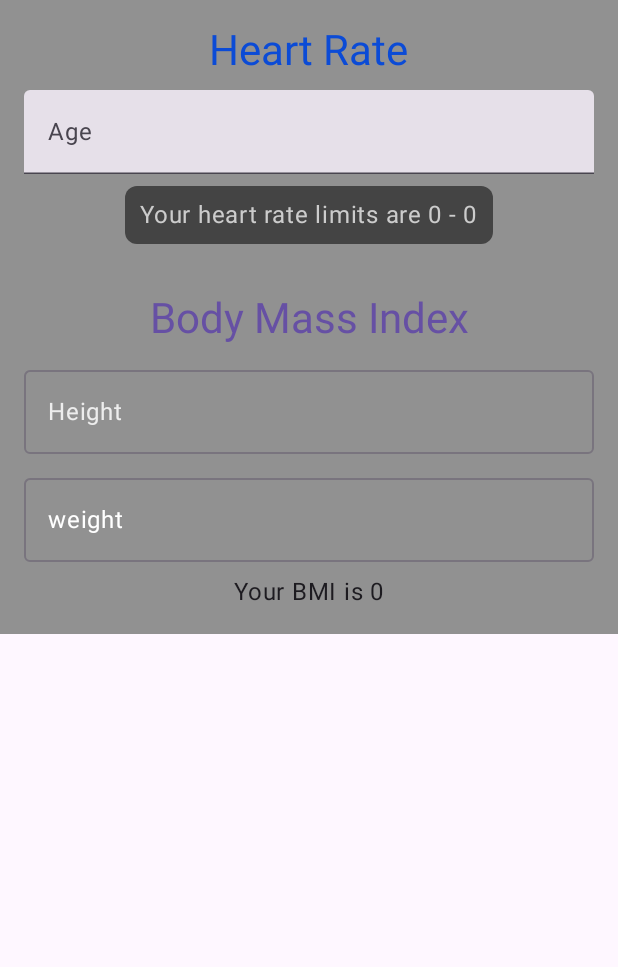
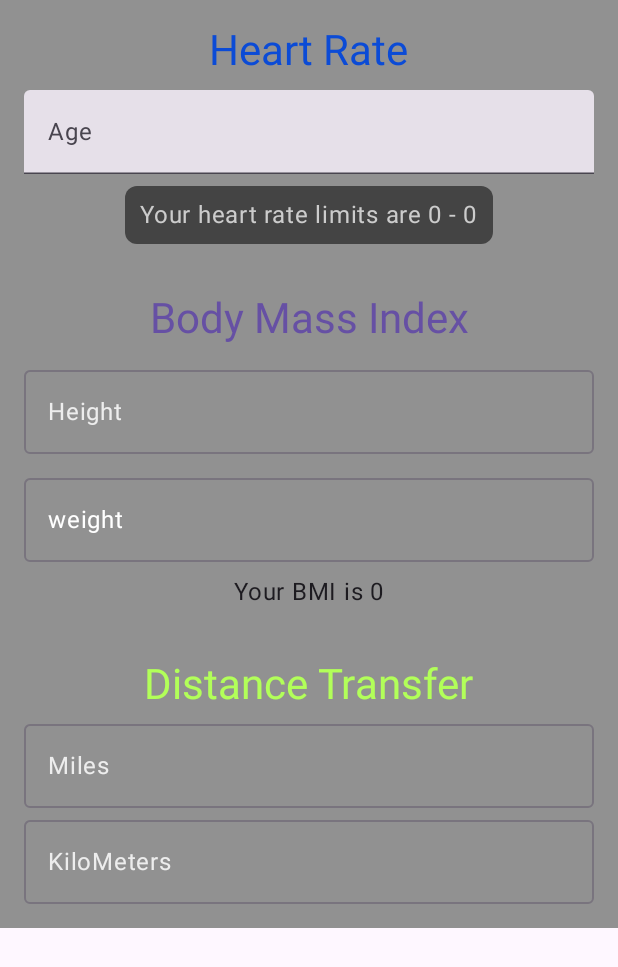
Before and after one commit to FuzzyKala/BeBo, an Android app built with Jetpack Compose: the screen it shows after launch (MainActivity), on a phone screen of 412 x 824 dp. Shown: the top 967 px of the screen. Run offline under Robolectric (Android 15) with nearby library versions, the phone set to English and light mode, and no system bars.

Commit message:
week2 exercise distanceTransfer

```diff
--- a/app/src/main/java/com/example/bebo/MainActivity.kt
+++ b/app/src/main/java/com/example/bebo/MainActivity.kt
@@ -12,6 +12,7 @@ import androidx.compose.material3.Scaffold
 import androidx.compose.ui.Modifier
 import androidx.compose.ui.graphics.Color
 import com.example.bebo.composables.BMI
+import com.example.bebo.composables.DistanceTransfer
 import com.example.bebo.composables.HeartRate
 import com.example.bebo.ui.theme.BeBoTheme
 
@@ -30,6 +31,7 @@ class MainActivity : ComponentActivity() {
                     ) {
                         HeartRate()
                         BMI()
+                        DistanceTransfer()
                     }
 
                 }
--- /dev/null
+++ b/app/src/main/java/com/example/bebo/composables/DistanceTransfer.kt
@@ -0,0 +1,104 @@
+package com.example.bebo.composables
+
+
+import android.os.Build
+import androidx.annotation.RequiresApi
+import androidx.compose.foundation.layout.Column
+import androidx.compose.foundation.layout.fillMaxWidth
+import androidx.compose.foundation.layout.padding
+import androidx.compose.foundation.text.KeyboardOptions
+import androidx.compose.material3.MaterialTheme
+import androidx.compose.material3.OutlinedTextField
+import androidx.compose.material3.Text
+import androidx.compose.runtime.Composable
+import androidx.compose.runtime.getValue
+import androidx.compose.runtime.mutableStateOf
+import androidx.compose.runtime.remember
+import androidx.compose.runtime.setValue
+import androidx.compose.ui.Alignment
+import androidx.compose.ui.Modifier
+import androidx.compose.ui.focus.onFocusChanged
+import androidx.compose.ui.graphics.Color
+import androidx.compose.ui.res.stringResource
+import androidx.compose.ui.text.input.KeyboardType
+import androidx.compose.ui.unit.dp
+import com.example.bebo.R
+import java.math.RoundingMode
+import java.text.DecimalFormat
+
+
+@RequiresApi(Build.VERSION_CODES.N)
+@Composable
+
+fun DistanceTransfer(modifier: Modifier = Modifier) {
+    var milesInput by remember { mutableStateOf("") }
+    var kmsInput by remember { mutableStateOf("") }
+    var isMilesFocused by remember { mutableStateOf(false) }
+    var isKmsFocused by remember { mutableStateOf(false) }
+    val df = DecimalFormat("#.##")
+    df.roundingMode = RoundingMode.CEILING
+
+    Column(
+        modifier = modifier
+            .fillMaxWidth()
+            .padding(16.dp),
+        horizontalAlignment = Alignment.CenterHorizontally
+    ) {
+        Text(
+            text = stringResource(R.string.distance_transfer),
+            style = MaterialTheme.typography.headlineMedium.copy(color = Color(0xFFB2FF59))
+        )
+        OutlinedTextField(
+            value = milesInput,
+            onValueChange = {
+                milesInput = it
+                if (isMilesFocused){
+                    var miles = milesInput.toFloatOrNull() ?: 0.0f
+                    kmsInput = if (miles > 0) (df.format(miles * 1.60934f)).toString() else ""
+
+                }
+            },
+            singleLine = true,
+            keyboardOptions = KeyboardOptions(keyboardType = KeyboardType.Number),
+            modifier = modifier
+                .fillMaxWidth()
+                .onFocusChanged { isMilesFocused = it.isFocused },
+            textStyle = MaterialTheme.typography.bodySmall.copy(color = Color(0xD5FFFFFF)),
+            label = {
+                Text(
+                    text = stringResource(R.string.miles), color = Color(0xD5FFFFFF)
+                )
+            },
+            placeholder = {
+                Text(
+                    text = stringResource(R.string.type_the_distance_in_miles), color = Color(0xD5FFFFFF)
+                )
+            })
+
+        OutlinedTextField(value = kmsInput,
+            onValueChange = {
+                kmsInput = it
+                if (isKmsFocused){
+                    var kms = kmsInput.toFloatOrNull() ?: 0.0f
+                    milesInput = if (kms > 0) (df.format((kms * 0.621371f).toDouble())).toString() else ""
+
+                }
+                            },
+            singleLine = true,
+            keyboardOptions = KeyboardOptions(keyboardType = KeyboardType.Number),
+            modifier = modifier
+                .fillMaxWidth()
+                .onFocusChanged { isKmsFocused = it.isFocused },
+            textStyle = MaterialTheme.typography.bodySmall.copy(color = Color(0xD5FFFFFF)),
+            label = {
+                Text(
+                    text = stringResource(R.string.kilometers), color = Color(0xD5FFFFFF)
+                )
+            },
+            placeholder = {
+                Text(
+                    text = stringResource(R.string.type_the_distance_in_kilometers), color = Color(0xD5FFFFFF)
+                )
+            })
+    }
+}
--- a/app/src/main/res/values/strings.xml
+++ b/app/src/main/res/values/strings.xml
@@ -4,12 +4,16 @@
     <string name="heart_rate_title">Heart Rate</string>
     <string name="heart_rate_limits">Your heart rate limits are %s - %s</string>
     <string name="placeholder_heart_rate">Type your age here!</string>
-
     <string name="placeholder_height">Type your height here!</string>
     <string name="placeholder_weight">Type your weight here!</string>
     <string name="label_height">Height</string>
     <string name="label_weight">weight</string>
     <string name="bmi_result">Your BMI is %s</string>
     <string name="body_mass_index">Body Mass Index</string>
+    <string name="distance_transfer">Distance Transfer</string>
+    <string name="miles">Miles</string>
+    <string name="type_the_distance_in_miles">Type the distance in Miles.</string>
+    <string name="kilometers">KiloMeters</string>
+    <string name="type_the_distance_in_kilometers">Type the distance in KiloMeters.</string>
 
 </resources>
```
